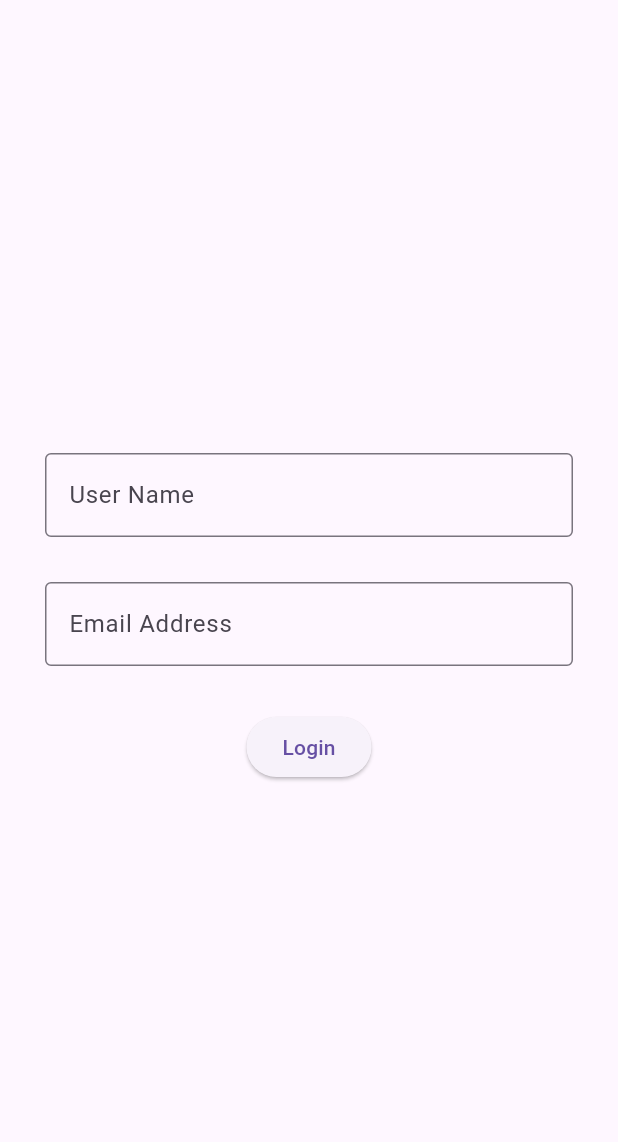
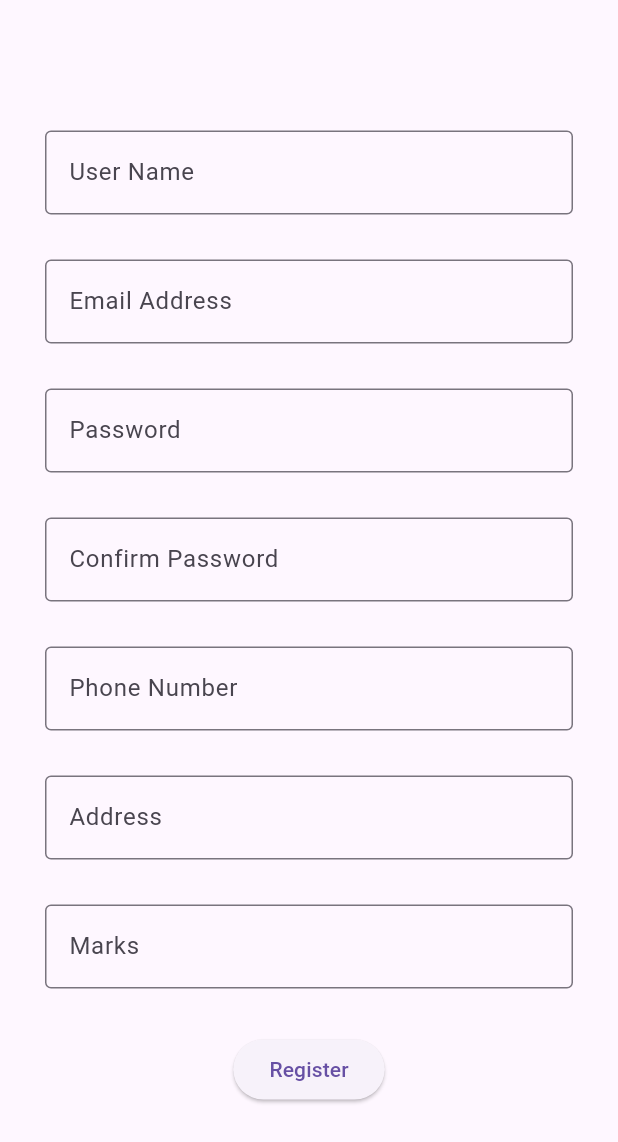
Before and after one commit to rahul05-code/flutter_application_nv_, a Flutter app: the screen it shows after launch, on a phone screen of 412 x 824 dp. Shown: the top 1142 px of the screen. Run offline on Flutter 3.47's test engine with Material 3 defaults, Android fonts, the phone set to English and light mode, and no system bars.

Commit message:
register screen

```diff
--- /dev/null
+++ b/lib/2207flutter/registration_page.dart
@@ -0,0 +1,115 @@
+import 'package:flutter/material.dart';
+
+class RegistrationPage extends StatefulWidget {
+  const RegistrationPage({super.key});
+
+  @override
+  State<RegistrationPage> createState() => _RegistrationPageState();
+}
+
+class _RegistrationPageState extends State<RegistrationPage> {
+  String name2 = "",
+      email2 = "",
+      password2 = "",
+      confirmPassword2 = "",
+      phone2 = "",
+      address2 = "",
+      marks2 = "";
+
+  TextEditingController namecntrl = TextEditingController();
+  TextEditingController emailcntrl = TextEditingController();
+  TextEditingController passwordcntrl = TextEditingController();
+  TextEditingController confirmpasscntrl = TextEditingController();
+  TextEditingController phonecntrl = TextEditingController();
+  TextEditingController addresscntrl = TextEditingController();
+  TextEditingController markscntrl = TextEditingController();
+
+  @override
+  Widget build(BuildContext context) {
+    return Scaffold(body: _registrationPage());
+  }
+
+  Widget _registrationPage() {
+    return Form(
+      child: Padding(
+        padding: const EdgeInsets.all(30),
+        child: Column(
+          mainAxisAlignment: MainAxisAlignment.center,
+          crossAxisAlignment: CrossAxisAlignment.center,
+          children: [
+            TextField(
+              controller: namecntrl,
+              decoration: const InputDecoration(
+                labelText: "User Name",
+                border: OutlineInputBorder(),
+              ),
+            ),
+            const SizedBox(height: 30),
+            TextField(
+              controller: emailcntrl,
+              decoration: const InputDecoration(
+                labelText: "Email Address",
+                border: OutlineInputBorder(),
+              ),
+            ),
+            const SizedBox(height: 30),
+            TextField(
+              controller: passwordcntrl,
+              decoration: const InputDecoration(
+                labelText: "Password",
+                border: OutlineInputBorder(),
+              ),
+            ),
+            const SizedBox(height: 30),
+            TextField(
+              controller: confirmpasscntrl,
+              decoration: const InputDecoration(
+                labelText: "Confirm Password",
+                border: OutlineInputBorder(),
+              ),
+            ),
+            const SizedBox(height: 30),
+            TextField(
+              controller: phonecntrl,
+              decoration: const InputDecoration(
+                labelText: "Phone Number",
+                border: OutlineInputBorder(),
+              ),
+            ),
+            const SizedBox(height: 30),
+            TextField(
+              controller: addresscntrl,
+              decoration: const InputDecoration(
+                labelText: "Address",
+                border: OutlineInputBorder(),
+              ),
+            ),
+            const SizedBox(height: 30),
+            TextField(
+              controller: markscntrl,
+              decoration: const InputDecoration(
+                labelText: "Marks",
+                border: OutlineInputBorder(),
+              ),
+            ),
+            const SizedBox(height: 30),
+            ElevatedButton(
+              onPressed: () {
+                setState(() {
+                  name2 = namecntrl.text;
+                  email2 = emailcntrl.text;
+                  password2 = passwordcntrl.text;
+                  confirmPassword2 = confirmpasscntrl.text;
+                  phone2 = phonecntrl.text;
+                  address2 = addresscntrl.text;
+                  marks2 = markscntrl.text;
+                });
+              },
+              child: const Text("Register"),
+            ),
+          ],
+        ),
+      ),
+    );
+  }
+}
--- a/lib/main.dart
+++ b/lib/main.dart
@@ -1,6 +1,7 @@
 import 'package:flutter/material.dart';
 import 'package:flutter_application_nv/2207flutter/currency_exchange.dart';
 import 'package:flutter_application_nv/2207flutter/login_screen.dart';
+import 'package:flutter_application_nv/2207flutter/registration_page.dart';
 //import 'package:flutter_application_nv/1507flutter/basiccompo.dart';
 //import 'package:flutter_application_nv/1507flutter/columnexample.dart';
 //import 'package:flutter_application_nv/2207flutter/calculator_layout.dart';
@@ -17,7 +18,7 @@ class MainApp extends StatelessWidget {
   Widget build(BuildContext context) {
     return MaterialApp(
       debugShowCheckedModeBanner: false,
-      home: SafeArea(child: LoginScreenPart()),
+      home: SafeArea(child: RegistrationPage()),
       // home: Scaffold(
       //   body: Center(
       //     child: Text('Hello World!'),
```
